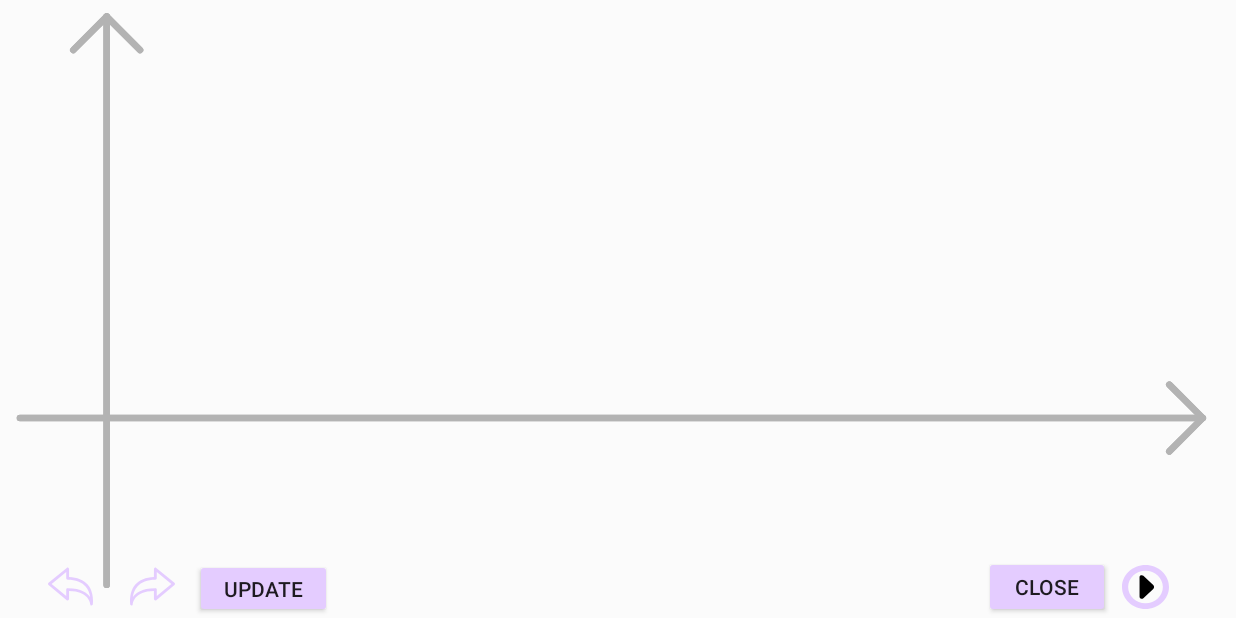
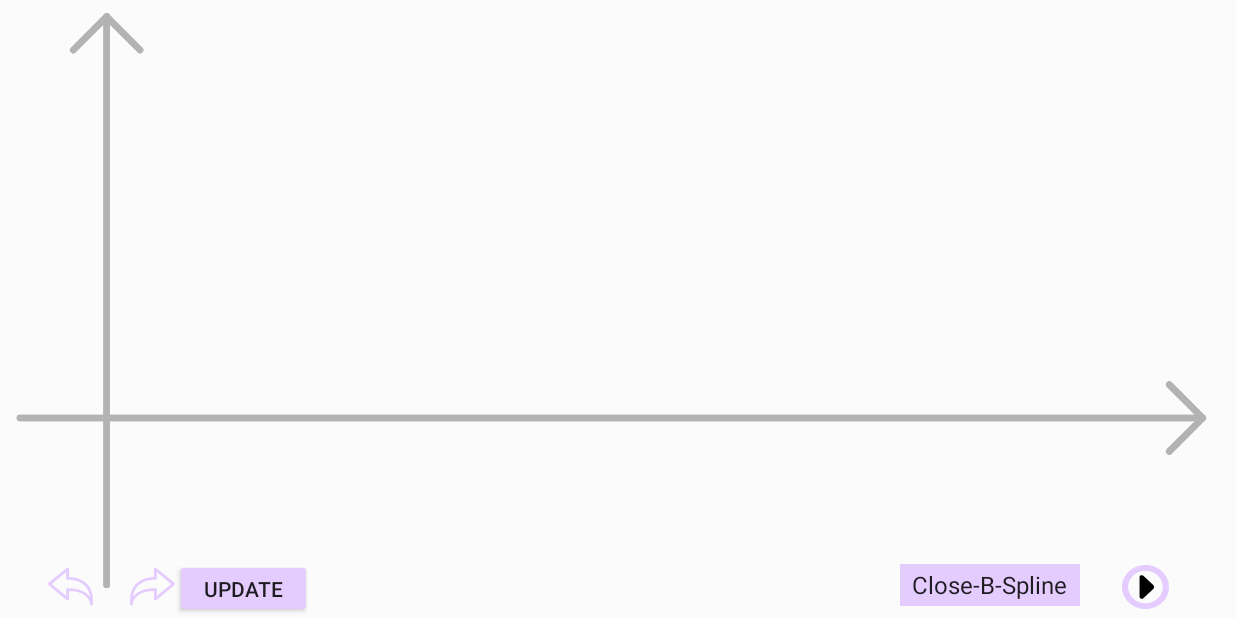
Before and after one commit to IvanKobtsev/VKK_Filtering_App, an Android app: the SplineActivity screen opened directly, with no data from a screen before it, on a phone screen of 824 x 412 dp (held sideways). Run offline under Robolectric (Android 15) with nearby library versions, the phone set to English and light mode, and no system bars.

Commit message:
add spiner

```diff
--- a/app/src/main/java/com/tsu/vkkfilteringapp/activity/ImageActivity.kt
+++ b/app/src/main/java/com/tsu/vkkfilteringapp/activity/ImageActivity.kt
@@ -5,8 +5,8 @@ import android.os.Bundle
 import android.widget.ImageView
 import androidx.appcompat.app.AppCompatActivity
 import androidx.lifecycle.ViewModelProvider
-import com.tsu.vkkfilteringapp.AffineToolFragment
-import com.tsu.vkkfilteringapp.FacesToolFragment
+import com.tsu.vkkfilteringapp.fragments.AffineToolFragment
+import com.tsu.vkkfilteringapp.fragments.FacesToolFragment
 import com.tsu.vkkfilteringapp.PhotoPickerSheet
 import com.tsu.vkkfilteringapp.R
 import com.tsu.vkkfilteringapp.TaskViewModel
--- a/app/src/main/java/com/tsu/vkkfilteringapp/activity/SplineActivity.kt
+++ b/app/src/main/java/com/tsu/vkkfilteringapp/activity/SplineActivity.kt
@@ -2,13 +2,18 @@ package com.tsu.vkkfilteringapp.activity
 
 import android.os.Bundle
 import android.util.Log
+import android.view.View
 import android.view.View.SYSTEM_UI_FLAG_FULLSCREEN
+import android.widget.AdapterView
+import android.widget.AdapterViewAnimator
+import android.widget.Toast
 import androidx.appcompat.app.AppCompatActivity
 import com.tsu.vkkfilteringapp.databinding.ActivitySplineBinding
 import com.tsu.vkkfilteringapp.spline.SplineCanvasView
 
 class SplineActivity: AppCompatActivity() {
     private lateinit var binding:ActivitySplineBinding
+    private var itemPosition:Int = 0
     override fun onCreate(savedInstanceState: Bundle?) {
         super.onCreate(savedInstanceState)
         Log.e("splineE","13")
@@ -16,20 +21,35 @@ class SplineActivity: AppCompatActivity() {
         Log.e("splineE","16")
         setContentView(binding.root)
 
+
+        binding.spSpline.onItemSelectedListener = object :AdapterView.OnItemSelectedListener{
+            override fun onItemSelected(
+                parent: AdapterView<*>?,
+                view: View?,
+                position: Int,
+                id: Long
+            ) {
+                Toast.makeText(this@SplineActivity,"Вы выбрали ${parent?.getItemAtPosition(position).toString()}",Toast.LENGTH_LONG).show()
+                itemPosition = position
+
+            }
+
+            override fun onNothingSelected(adapterView: AdapterView<*>?) {
+
+            }
+
+        }
         binding.back.setOnClickListener{
-            binding.splineCanvasView.setOperatingModes(2)
+            binding.splineCanvasView.setOperatingModes(4)
         }
 
         binding.update.setOnClickListener{
             binding.splineCanvasView.setOperatingModes(3)
         }
 
-        binding.closeSpline.setOnClickListener {
-            binding.splineCanvasView.setOperatingModes(4)
-        }
 
         binding.start.setOnClickListener{
-            binding.splineCanvasView.setOperatingModes(5)
+            binding.splineCanvasView.setOperatingModes(itemPosition)
         }
     }
 }
--- a/app/src/main/java/com/tsu/vkkfilteringapp/AffineToolFragment.kt
+++ b/app/src/main/java/com/tsu/vkkfilteringapp/fragments/AffineToolFragment.kt
@@ -1,4 +1,4 @@
-package com.tsu.vkkfilteringapp
+package com.tsu.vkkfilteringapp.fragments
 
 import android.graphics.drawable.TransitionDrawable
 import android.os.Bundle
@@ -7,8 +7,8 @@ import android.view.LayoutInflater
 import android.view.View
 import android.view.ViewGroup
 import androidx.lifecycle.ViewModelProvider
+import com.tsu.vkkfilteringapp.TaskViewModel
 import com.tsu.vkkfilteringapp.databinding.FragmentAffineToolBinding
-import com.tsu.vkkfilteringapp.graphics2d.Triangle2D
 
 class AffineToolFragment : Fragment() {
 
--- a/app/src/main/java/com/tsu/vkkfilteringapp/FacesToolFragment.kt
+++ b/app/src/main/java/com/tsu/vkkfilteringapp/fragments/FacesToolFragment.kt
@@ -1,4 +1,4 @@
-package com.tsu.vkkfilteringapp
+package com.tsu.vkkfilteringapp.fragments
 
 import android.os.Bundle
 import androidx.fragment.app.Fragment
@@ -6,7 +6,7 @@ import android.view.LayoutInflater
 import android.view.View
 import android.view.ViewGroup
 import androidx.lifecycle.ViewModelProvider
-import com.tsu.vkkfilteringapp.databinding.FragmentAffineToolBinding
+import com.tsu.vkkfilteringapp.TaskViewModel
 import com.tsu.vkkfilteringapp.databinding.FragmentFacesToolBinding
 
 class FacesToolFragment : Fragment() {
--- a/app/src/main/java/com/tsu/vkkfilteringapp/spline/SplineCanvasView.kt
+++ b/app/src/main/java/com/tsu/vkkfilteringapp/spline/SplineCanvasView.kt
@@ -23,9 +23,11 @@ class SplineCanvasView (context: Context, attributeSet: AttributeSet):View(conte
     private var imageMemory :LinkedList<Bitmap> = LinkedList<Bitmap>()
     private lateinit var extraCanvas: Canvas
     private lateinit var extraBitmap: Bitmap
+
+
     private var coordinateArrayList: ArrayList<ArrayList<Float>> = ArrayList()
 
-    private var operatingModes = 0
+    private var operatingModes = -1
 
 
     private val backgroundColor = ResourcesCompat.getColor(resources, R.color.colorBackground, null)
@@ -66,22 +68,11 @@ class SplineCanvasView (context: Context, attributeSet: AttributeSet):View(conte
         startCanvas(canvas)
 
         when(operatingModes){
-            0->{startCanvas(canvas)
+            -1->{startCanvas(canvas)
                 drawPoints(canvas)
                 drawPath(canvas)
             }
-            2->{
-                drawPoints(canvas)
-                createBezierCurve(
-                    canvas,
-                        BezierCurve(coordinateArrayList)
-                )
-            }
-            3-> {
-
-                coordinateArrayList = ArrayList()
-            }
-            4-> {
+            0-> {
                 if (coordinateArrayList.size <= 2) {
                     drawPoints(canvas)
                     drawPath(canvas)
@@ -101,7 +92,14 @@ class SplineCanvasView (context: Context, attributeSet: AttributeSet):View(conte
 
                 }
             }
-            5->{
+            1->{
+                drawPoints(canvas)
+                createBezierCurve(
+                    canvas,
+                    BezierCurve(coordinateArrayList)
+                )
+            }
+            2->{
                 drawPoints(canvas)
                 createSpline(canvas,
                     СubicSpline(
@@ -109,9 +107,16 @@ class SplineCanvasView (context: Context, attributeSet: AttributeSet):View(conte
                     )
                 )
             }
+            3-> {
+                coordinateArrayList = ArrayList()
+            }
+            4->{
+
+            }
 
         }
-        operatingModes = 0
+
+        operatingModes = -1
 
 
     }
--- a/app/src/main/res/layout/activity_spline.xml
+++ b/app/src/main/res/layout/activity_spline.xml
@@ -11,7 +11,7 @@
         android:layout_height="match_parent"
         app:layout_constraintBottom_toBottomOf="parent"
         app:layout_constraintEnd_toEndOf="parent"
-        app:layout_constraintHorizontal_bias="1.0"
+        app:layout_constraintHorizontal_bias="0.0"
         app:layout_constraintStart_toStartOf="parent"
         app:layout_constraintTop_toTopOf="parent"
         app:layout_constraintVertical_bias="0.0" />
@@ -61,23 +61,23 @@
         android:backgroundTint="@color/colorButton"
         android:text="@string/update_spline"
         app:layout_constraintBottom_toBottomOf="parent"
-        app:layout_constraintEnd_toStartOf="@+id/closeSpline"
-        app:layout_constraintHorizontal_bias="0.03"
         app:layout_constraintStart_toEndOf="@+id/forward"
         app:layout_constraintTop_toTopOf="parent"
         app:layout_constraintVertical_bias="1.0" />
 
-    <Button
-        android:id="@+id/closeSpline"
-        android:layout_width="84dp"
-        android:layout_height="41dp"
-        android:layout_marginEnd="8dp"
-        android:backgroundTint="@color/colorButton"
-        android:text="@string/close"
+    <Spinner
+        android:id="@+id/spSpline"
+        android:layout_width="120dp"
+        android:layout_height="28dp"
+        android:layout_marginBottom="8dp"
+        android:background="@color/colorButton"
+        android:clipToPadding="true"
+        android:outlineSpotShadowColor="@color/white"
+        android:entries="@array/spline"
         app:layout_constraintBottom_toBottomOf="parent"
         app:layout_constraintEnd_toStartOf="@+id/start"
-        app:layout_constraintTop_toTopOf="parent"
-        app:layout_constraintVertical_bias="1.0" />
+        app:layout_constraintHorizontal_bias="0.933"
+        app:layout_constraintStart_toEndOf="@+id/update" />
 
 
 </androidx.constraintlayout.widget.ConstraintLayout>
--- a/app/src/main/res/layout/fragment_affine_tool.xml
+++ b/app/src/main/res/layout/fragment_affine_tool.xml
@@ -4,7 +4,7 @@
     android:layout_width="match_parent"
     android:layout_height="60dp"
     android:paddingHorizontal="10dp"
-    tools:context=".AffineToolFragment">
+    tools:context=".fragments.AffineToolFragment">
 
     <LinearLayout
         style="?android:attr/buttonBarStyle"
--- a/app/src/main/res/layout/fragment_faces_tool.xml
+++ b/app/src/main/res/layout/fragment_faces_tool.xml
@@ -3,7 +3,7 @@
     xmlns:tools="http://schemas.android.com/tools"
     android:layout_width="match_parent"
     android:layout_height="match_parent"
-    tools:context=".FacesToolFragment">
+    tools:context=".fragments.FacesToolFragment">
 
     <LinearLayout
         android:layout_width="wrap_content"
--- a/app/src/main/res/values/strings.xml
+++ b/app/src/main/res/values/strings.xml
@@ -27,4 +27,12 @@
     <string name="apply">Применить</string>
     <string name="close">close</string>
     <string name="update_spline">update</string>
+    <string name="fileName">Или оставьте пустым</string>
+
+    <string name="new_name">Tutorial</string>
+    <string-array name="spline">
+        <item>Close-B-Spline</item>
+        <item>Bezier curve</item>
+        <item>Cubic spline</item>
+    </string-array>
 </resources>
```
